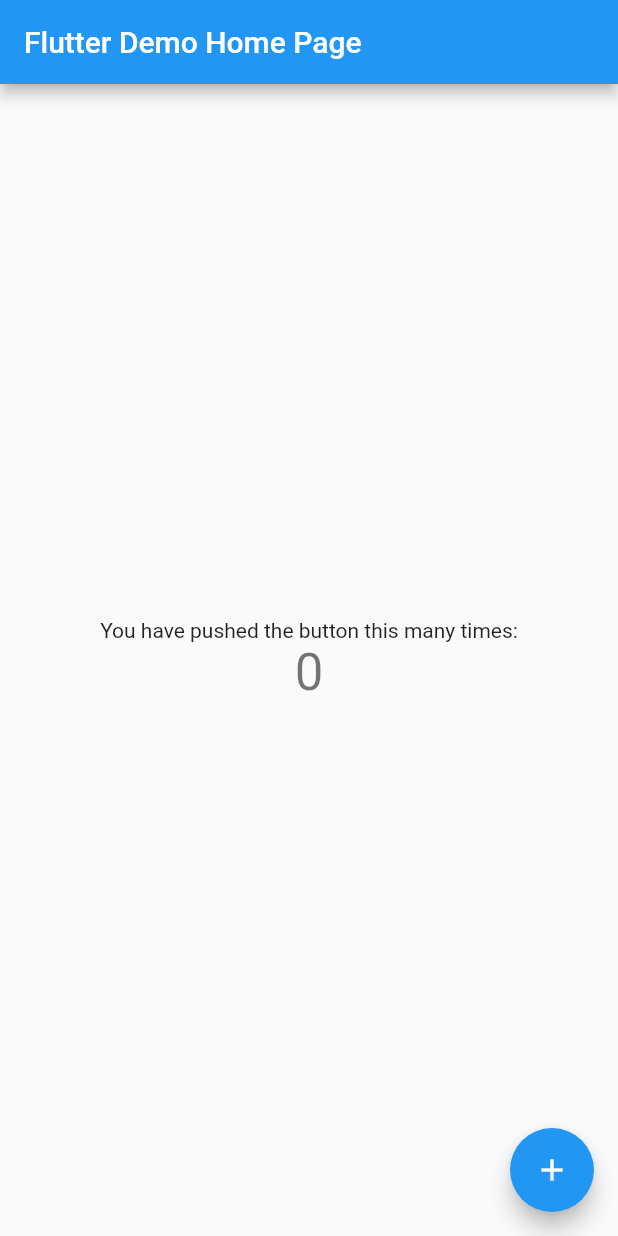
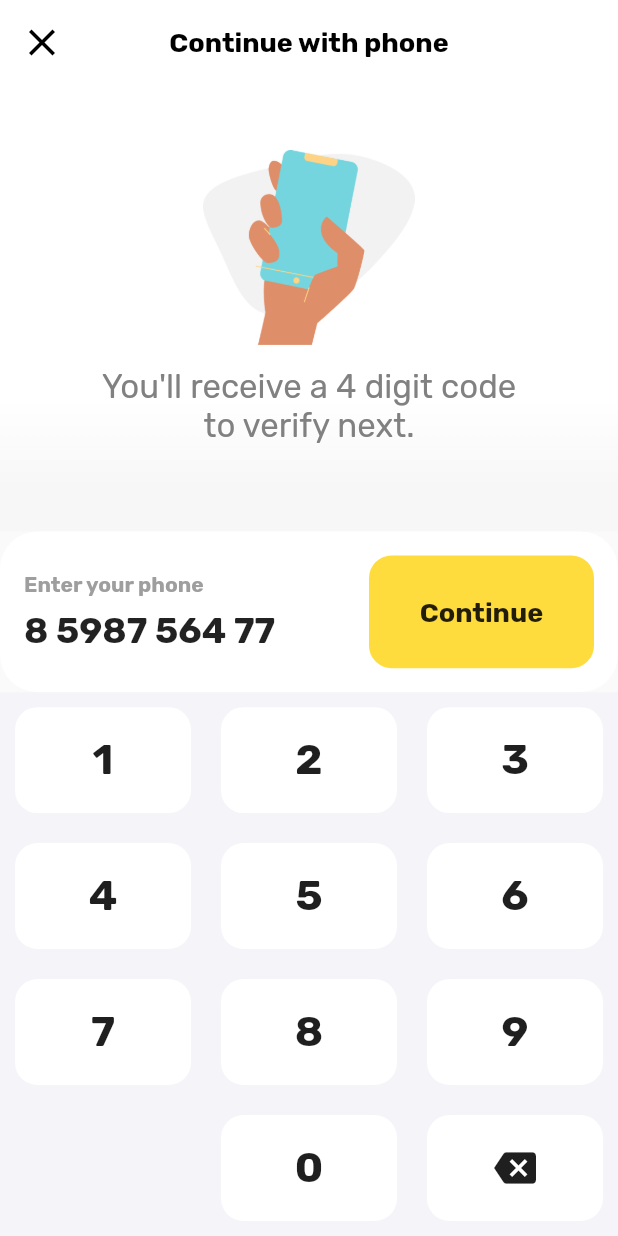
Before and after one commit to gerfagerfa/phone_verification, a Flutter app: the screen it shows after launch, on a phone screen of 412 x 824 dp. Run offline on Flutter 3.47's test engine with Material 2 defaults, Android fonts, the phone set to English and light mode, and no system bars; our stand-ins replace google_fonts.

Commit message:
numeric pad

```diff
--- /dev/null
+++ b/lib/continue_with_phone.dart
@@ -0,0 +1,164 @@
+import 'package:flutter/material.dart';
+import 'package:phone_verification/numeric_pad.dart';
+import 'package:phone_verification/verifty_phone.dart';
+
+class ContinueWithPhone extends StatefulWidget {
+  @override
+  _ContinueWithPhoneState createState() => _ContinueWithPhoneState();
+}
+
+class _ContinueWithPhoneState extends State<ContinueWithPhone> {
+  @override
+  Widget build(BuildContext context) {
+    return Scaffold(
+      appBar: AppBar(
+        leading: Icon(
+          Icons.close,
+          size: 30,
+          color: Colors.black,
+        ),
+        title: Text(
+          "Continue with phone",
+          textAlign: TextAlign.center,
+          style: TextStyle(
+            fontSize: 18,
+            fontWeight: FontWeight.bold,
+            color: Colors.black,
+          ),
+        ),
+        backgroundColor: Colors.white,
+        elevation: 0,
+        centerTitle: true,
+        textTheme: Theme.of(context).textTheme,
+      ),
+      body: SafeArea(
+        child: Column(
+          children: <Widget>[
+
+            Expanded(
+              child: Container(
+                decoration: BoxDecoration(
+                  gradient: LinearGradient(
+                    begin: Alignment.topCenter,
+                    end: Alignment.bottomCenter,
+                    stops: [0.7, 0.9],
+                    colors: [
+                      Color(0xFFFFFFFF),
+                      Color(0xFFF7F7F7),
+                    ],
+                  ),
+                ),
+                child: Column(
+                  mainAxisAlignment: MainAxisAlignment.center,
+                  children: <Widget>[
+
+                    SizedBox(
+                      height: 130,
+                      child: Image.asset(
+                        'assets/images/holding-phone.png'
+                      ),
+                    ),
+
+                    Padding(
+                      padding: EdgeInsets.symmetric(vertical: 14, horizontal: 64),
+                      child: Text(
+                        "You'll receive a 4 digit code to verify next.",
+                        textAlign: TextAlign.center,
+                        style: TextStyle(
+                          fontSize: 22,
+                          color: Color(0xFF818181),
+                        ),
+                      ),
+                    ),
+
+                  ],
+                ),
+              ),
+            ),
+
+            Container(
+              height: MediaQuery.of(context).size.height * 0.13,
+              decoration: BoxDecoration(
+                color: Colors.white,
+                borderRadius: BorderRadius.all(
+                  Radius.circular(25),
+                ),
+              ),
+              child: Padding(
+                padding: EdgeInsets.all(16),
+                child: Row(
+                  children: <Widget>[
+
+                    Container(
+                      width: 230,
+                      child: Column(
+                        crossAxisAlignment: CrossAxisAlignment.start,
+                        mainAxisAlignment: MainAxisAlignment.center,
+                        children: <Widget>[
+
+                          Text(
+                            "Enter your phone",
+                            style: TextStyle(
+                              fontSize: 14,
+                              fontWeight: FontWeight.bold,
+                              color: Colors.grey,
+                            ),
+                          ),
+
+                          SizedBox(
+                            height: 8,
+                          ),
+
+                          Text(
+                            "8 5987 564 77",
+                            style: TextStyle(
+                              fontSize: 24,
+                              fontWeight: FontWeight.bold,
+                            ),
+                          ),
+
+                        ],
+                      ),
+                    ),
+
+                    Expanded(
+                      child: GestureDetector(
+                        onTap: () {
+                          Navigator.push(
+                            context,
+                            MaterialPageRoute(builder: (context) => VerifyPhone()),
+                          );
+                        },
+                        child: Container(
+                          decoration: BoxDecoration(
+                            color: Color(0xFFFFDC3D),
+                            borderRadius: BorderRadius.all(
+                              Radius.circular(15),
+                            ),
+                          ),
+                          child: Center(
+                            child: Text(
+                              "Continue",
+                              style: TextStyle(
+                                fontSize: 18,
+                                fontWeight: FontWeight.bold,
+                              ),
+                            ),
+                          ),
+                        ),
+                      ),
+                    ),
+
+                  ],
+                ),
+              ),
+            ),
+
+            NumericPad(),
+
+          ],
+        )
+      ),
+    );
+  }
+}
--- a/lib/main.dart
+++ b/lib/main.dart
@@ -1,117 +1,23 @@
 import 'package:flutter/material.dart';
+import 'package:google_fonts/google_fonts.dart';
+import 'package:phone_verification/continue_with_phone.dart';
 
 void main() {
   runApp(MyApp());
 }
 
 class MyApp extends StatelessWidget {
-  // This widget is the root of your application.
   @override
   Widget build(BuildContext context) {
     return MaterialApp(
       title: 'Flutter Demo',
       theme: ThemeData(
-        // This is the theme of your application.
-        //
-        // Try running your application with "flutter run". You'll see the
-        // application has a blue toolbar. Then, without quitting the app, try
-        // changing the primarySwatch below to Colors.green and then invoke
-        // "hot reload" (press "r" in the console where you ran "flutter run",
-        // or simply save your changes to "hot reload" in a Flutter IDE).
-        // Notice that the counter didn't reset back to zero; the application
-        // is not restarted.
         primarySwatch: Colors.blue,
-        // This makes the visual density adapt to the platform that you run
-        // the app on. For desktop platforms, the controls will be smaller and
-        // closer together (more dense) than on mobile platforms.
         visualDensity: VisualDensity.adaptivePlatformDensity,
+        textTheme: GoogleFonts.rubikTextTheme(),
       ),
-      home: MyHomePage(title: 'Flutter Demo Home Page'),
+      debugShowCheckedModeBanner: false,
+      home: ContinueWithPhone(),
     );
   }
 }
-
-class MyHomePage extends StatefulWidget {
-  MyHomePage({Key key, this.title}) : super(key: key);
-
-  // This widget is the home page of your application. It is stateful, meaning
-  // that it has a State object (defined below) that contains fields that affect
-  // how it looks.
-
-  // This class is the configuration for the state. It holds the values (in this
-  // case the title) provided by the parent (in this case the App widget) and
-  // used by the build method of the State. Fields in a Widget subclass are
-  // always marked "final".
-
-  final String title;
-
-  @override
-  _MyHomePageState createState() => _MyHomePageState();
-}
-
-class _MyHomePageState extends State<MyHomePage> {
-  int _counter = 0;
-
-  void _incrementCounter() {
-    setState(() {
-      // This call to setState tells the Flutter framework that something has
-      // changed in this State, which causes it to rerun the build method below
-      // so that the display can reflect the updated values. If we changed
-      // _counter without calling setState(), then the build method would not be
-      // called again, and so nothing would appear to happen.
-      _counter++;
-    });
-  }
-
-  @override
-  Widget build(BuildContext context) {
-    // This method is rerun every time setState is called, for instance as done
-    // by the _incrementCounter method above.
-    //
-    // The Flutter framework has been optimized to make rerunning build methods
-    // fast, so that you can just rebuild anything that needs updating rather
-    // than having to individually change instances of widgets.
-    return Scaffold(
-      appBar: AppBar(
-        // Here we take the value from the MyHomePage object that was created by
-        // the App.build method, and use it to set our appbar title.
-        title: Text(widget.title),
-      ),
-      body: Center(
-        // Center is a layout widget. It takes a single child and positions it
-        // in the middle of the parent.
-        child: Column(
-          // Column is also a layout widget. It takes a list of children and
-          // arranges them vertically. By default, it sizes itself to fit its
-          // children horizontally, and tries to be as tall as its parent.
-          //
-          // Invoke "debug painting" (press "p" in the console, choose the
-          // "Toggle Debug Paint" action from the Flutter Inspector in Android
-          // Studio, or the "Toggle Debug Paint" command in Visual Studio Code)
-          // to see the wireframe for each widget.
-          //
-          // Column has various properties to control how it sizes itself and
-          // how it positions its children. Here we use mainAxisAlignment to
-          // center the children vertically; the main axis here is the vertical
-          // axis because Columns are vertical (the cross axis would be
-          // horizontal).
-          mainAxisAlignment: MainAxisAlignment.center,
-          children: <Widget>[
-            Text(
-              'You have pushed the button this many times:',
-            ),
-            Text(
-              '$_counter',
-              style: Theme.of(context).textTheme.headline4,
-            ),
-          ],
-        ),
-      ),
-      floatingActionButton: FloatingActionButton(
-        onPressed: _incrementCounter,
-        tooltip: 'Increment',
-        child: Icon(Icons.add),
-      ), // This trailing comma makes auto-formatting nicer for build methods.
-    );
-  }
-}
--- /dev/null
+++ b/lib/numeric_pad.dart
@@ -0,0 +1,125 @@
+import 'package:flutter/material.dart';
+
+class NumericPad extends StatelessWidget {
+  @override
+  Widget build(BuildContext context) {
+    return Container(
+      color: Color(0xFFF5F4F9),
+      child: Column(
+        crossAxisAlignment: CrossAxisAlignment.stretch,
+        mainAxisAlignment: MainAxisAlignment.spaceEvenly,
+        children: <Widget>[
+
+          Container(
+            height: MediaQuery.of(context).size.height * 0.11,
+            child: Row(
+              mainAxisAlignment: MainAxisAlignment.spaceEvenly,
+              crossAxisAlignment: CrossAxisAlignment.start,
+              children: <Widget>[
+                buildNumber(1),
+                buildNumber(2),
+                buildNumber(3),
+              ],
+            ),
+          ),
+
+          Container(
+            height: MediaQuery.of(context).size.height * 0.11,
+            child: Row(
+              mainAxisAlignment: MainAxisAlignment.spaceEvenly,
+              crossAxisAlignment: CrossAxisAlignment.start,
+              children: <Widget>[
+                buildNumber(4),
+                buildNumber(5),
+                buildNumber(6),
+              ],
+            ),
+          ),
+
+          Container(
+            height: MediaQuery.of(context).size.height * 0.11,
+            child: Row(
+              mainAxisAlignment: MainAxisAlignment.spaceEvenly,
+              crossAxisAlignment: CrossAxisAlignment.start,
+              children: <Widget>[
+                buildNumber(7),
+                buildNumber(8),
+                buildNumber(9),
+              ],
+            ),
+          ),
+
+          Container(
+            height: MediaQuery.of(context).size.height * 0.11,
+            child: Row(
+              mainAxisAlignment: MainAxisAlignment.spaceEvenly,
+              crossAxisAlignment: CrossAxisAlignment.start,
+              children: <Widget>[
+                buildEmptySpace(),
+                buildNumber(0),
+                buildBackspace(),
+              ],
+            ),
+          ),
+
+        ],
+      ),
+    );
+  }
+
+  Widget buildNumber(int number) {
+    return Expanded(
+      child: Padding(
+        padding: EdgeInsets.all(10),
+        child: Container(
+          decoration: BoxDecoration(
+            color: Colors.white,
+            borderRadius: BorderRadius.all(
+              Radius.circular(15),
+            ),
+          ),
+          child: Center(
+            child: Text(
+              number.toString(),
+              style: TextStyle(
+                fontSize: 28,
+                fontWeight: FontWeight.bold,
+                color: Color(0xFF1F1F1F),
+              ),
+            ),
+          ),
+        ),
+      ),
+    );
+  }
+
+  Widget buildBackspace() {
+    return Expanded(
+      child: Padding(
+        padding: EdgeInsets.all(10),
+        child: Container(
+          decoration: BoxDecoration(
+            color: Colors.white,
+            borderRadius: BorderRadius.all(
+              Radius.circular(15),
+            ),
+          ),
+          child: Center(
+            child: Icon(
+              Icons.backspace,
+              size: 28,
+              color: Color(0xFF1F1F1F),
+            ),
+          ),
+        ),
+      ),
+    );
+  }
+
+  Widget buildEmptySpace() {
+    return Expanded(
+      child: Container(),
+    );
+  }
+
+}
--- /dev/null
+++ b/lib/verifty_phone.dart
@@ -0,0 +1,116 @@
+import 'package:flutter/material.dart';
+import 'package:phone_verification/numeric_pad.dart';
+
+class VerifyPhone extends StatefulWidget {
+  @override
+  _VerifyPhoneState createState() => _VerifyPhoneState();
+}
+
+class _VerifyPhoneState extends State<VerifyPhone> {
+  @override
+  Widget build(BuildContext context) {
+    return Scaffold(
+      appBar: AppBar(
+        leading: GestureDetector(
+          onTap: () {
+            Navigator.pop(context);
+          },
+          child: Icon(
+            Icons.arrow_back,
+            size: 30,
+            color: Colors.black,
+          ),
+        ),
+        title: Text(
+          "Verify phone",
+          textAlign: TextAlign.center,
+          style: TextStyle(
+            fontSize: 18,
+            fontWeight: FontWeight.bold,
+            color: Colors.black,
+          ),
+        ),
+        backgroundColor: Colors.white,
+        elevation: 0,
+        centerTitle: true,
+        textTheme: Theme.of(context).textTheme,
+      ),
+      body: SafeArea(
+        child: Column(
+          crossAxisAlignment: CrossAxisAlignment.stretch,
+          children: <Widget>[
+
+            Expanded(
+              child: Container(
+                color: Colors.white,
+                child: Column(
+                  mainAxisAlignment: MainAxisAlignment.center,
+                  children: <Widget>[
+
+                    Padding(
+                      padding: EdgeInsets.symmetric(vertical: 14),
+                      child: Text(
+                        "Code is sent to 9439 83498 344",
+                        textAlign: TextAlign.center,
+                        style: TextStyle(
+                          fontSize: 22,
+                          color: Color(0xFF818181),
+                        ),
+                      ),
+                    ),
+
+
+
+
+
+                  ],
+                ),
+              ),
+            ),
+
+            Container(
+              height: MediaQuery.of(context).size.height * 0.13,
+              decoration: BoxDecoration(
+                color: Colors.white,
+                borderRadius: BorderRadius.all(
+                  Radius.circular(25),
+                ),
+              ),
+              child: Padding(
+                padding: EdgeInsets.all(16),
+                child: Row(
+                  children: <Widget>[
+
+                    Expanded(
+                      child: Container(
+                        decoration: BoxDecoration(
+                          color: Color(0xFFFFDC3D),
+                          borderRadius: BorderRadius.all(
+                            Radius.circular(15),
+                          ),
+                        ),
+                        child: Center(
+                          child: Text(
+                            "Verify and Create Account",
+                            style: TextStyle(
+                              fontSize: 18,
+                              fontWeight: FontWeight.bold,
+                            ),
+                          ),
+                        ),
+                      ),
+                    ),
+
+                  ],
+                ),
+              ),
+            ),
+
+            NumericPad(),
+
+          ],
+        )
+      ),
+    );
+  }
+}
--- a/pubspec.yaml
+++ b/pubspec.yaml
@@ -28,6 +28,7 @@ dependencies:
   # The following adds the Cupertino Icons font to your application.
   # Use with the CupertinoIcons class for iOS style icons.
   cupertino_icons: ^0.1.3
+  google_fonts: ^1.1.0
 
 dev_dependencies:
   flutter_test:
@@ -45,8 +46,8 @@ flutter:
   uses-material-design: true
 
   # To add assets to your application, add an assets section, like this:
-  # assets:
-  #   - images/a_dot_burr.jpeg
+  assets:
+   - assets/images/
   #   - images/a_dot_ham.jpeg
 
   # An image asset can refer to one or more resolution-specific "variants", see
```
Also changed, not shown: assets/images/holding-phone.png (added), pubspec.lock.
